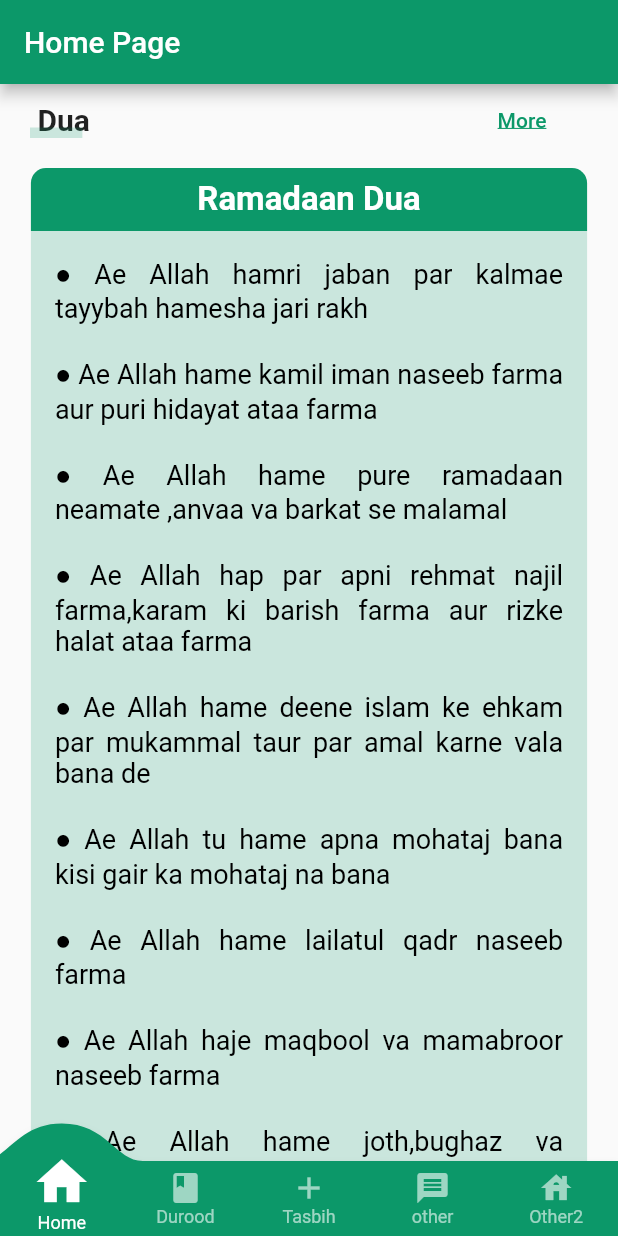
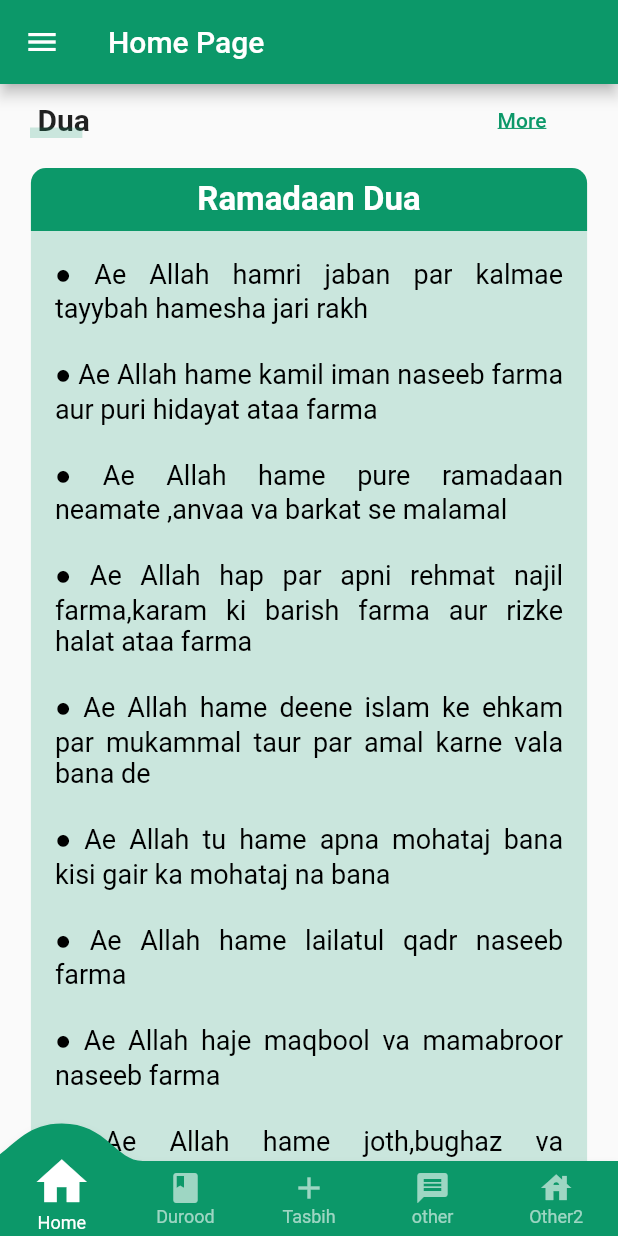
Before and after one commit to sohilluhar/mahe_ramdaan_app, a Flutter app: the screen it shows after launch, on a phone screen of 412 x 824 dp. Run offline on Flutter 3.47's test engine with Material 2 defaults, Android fonts, the phone set to English and light mode, and no system bars; drawn by our look-alikes of convex_bottom_bar.

Commit message:
drawer added

```diff
--- a/lib/appbar.dart
+++ b/lib/appbar.dart
@@ -1,9 +1,9 @@
 import 'package:convex_bottom_bar/convex_bottom_bar.dart';
 import 'package:flutter/material.dart';
 import 'package:mahe_ramdaan_app/components/recomend_plants.dart';
-
-
+import '../NewPage.dart';
 import 'components/body.dart';
+import 'components/mydrawer.dart';
 import 'constants.dart';
 import 'durood.dart';
 import 'home.dart';
@@ -18,26 +18,52 @@ const _kPages = <String, IconData>{
   'Other2': Icons.house,
 };
 
-class ConvexAppExample extends StatefulWidget {
+
+class HomePage extends StatefulWidget {
   var title;
-
-
-  ConvexAppExample({Key key, this.title}) : super(key: key);
-
-
+  HomePage({Key key, this.title}) : super(key: key);
 //  static String get s => null;
-
   @override
-  _ConvexAppExampleState createState() => _ConvexAppExampleState();
+  _HomePageState createState() => _HomePageState();
 }
 
 
 
-class _ConvexAppExampleState extends State<ConvexAppExample> {
+class _HomePageState extends State<HomePage> {
   TabStyle _tabStyle = TabStyle.react;
 
   @override
   Widget build(BuildContext context) {
+
+    const drawerHeader = UserAccountsDrawerHeader(
+      accountName: Text('User Name'),
+      accountEmail: Text('user.name@email.com'),
+      currentAccountPicture: CircleAvatar(
+        backgroundColor: Colors.white,
+        child: FlutterLogo(size: 42.0),
+      ),
+
+    );
+    final drawerItems = ListView(
+      children: <Widget>[
+        drawerHeader,
+        ListTile(
+          tileColor: Colors.white,
+          title: const Text('To page 1'),
+          onTap: () => Navigator.of(context).push(NewPage(1)),
+        ),
+        ListTile(
+          title: const Text('To page 2'),
+      onTap: () => Navigator.of(context).push(NewPage(2)),
+        ),
+        ListTile(
+          title: const Text('other drawer item'),
+          onTap: () {},
+        ),
+      ],
+    );
+
+
     return DefaultTabController(
       length: 5,
       initialIndex: 0,
@@ -48,7 +74,7 @@ class _ConvexAppExampleState extends State<ConvexAppExample> {
             title: Text(widget.title),
 
           ),
-
+          drawer: SideDrawer(),
           body: Column(
           children: [
 //            _buildStyleSelector(),
@@ -69,9 +95,6 @@ class _ConvexAppExampleState extends State<ConvexAppExample> {
         bottomNavigationBar:
 
         ConvexAppBar.badge(
-          // Optional badge argument: keys are tab indices, values can be
-          // String, IconData, Color or Widget.
-          /*badge=*/
 
           const <int, dynamic>{},
           style: _tabStyle,
@@ -84,6 +107,7 @@ class _ConvexAppExampleState extends State<ConvexAppExample> {
           onTap: (int i) => print('click index=$i'),
 
         ),
+
       ),
     );
   }
--- a/lib/main.dart
+++ b/lib/main.dart
@@ -40,7 +40,8 @@ class MyApp extends StatelessWidget {
         // is not restarted.
         primarySwatch: kPrimaryColor_123,
       ),
-      home: ConvexAppExample(title:"Home Page"),
+      home: HomePage(title:"Home Page"),
+
     );
   }
 }
```
Also changed, not shown: lib/NewPage.dart (added, +16 -0 lines), lib/app_routes.dart (added, +9 -0 lines), lib/components/mydrawer.dart (added, +57 -0 lines).
